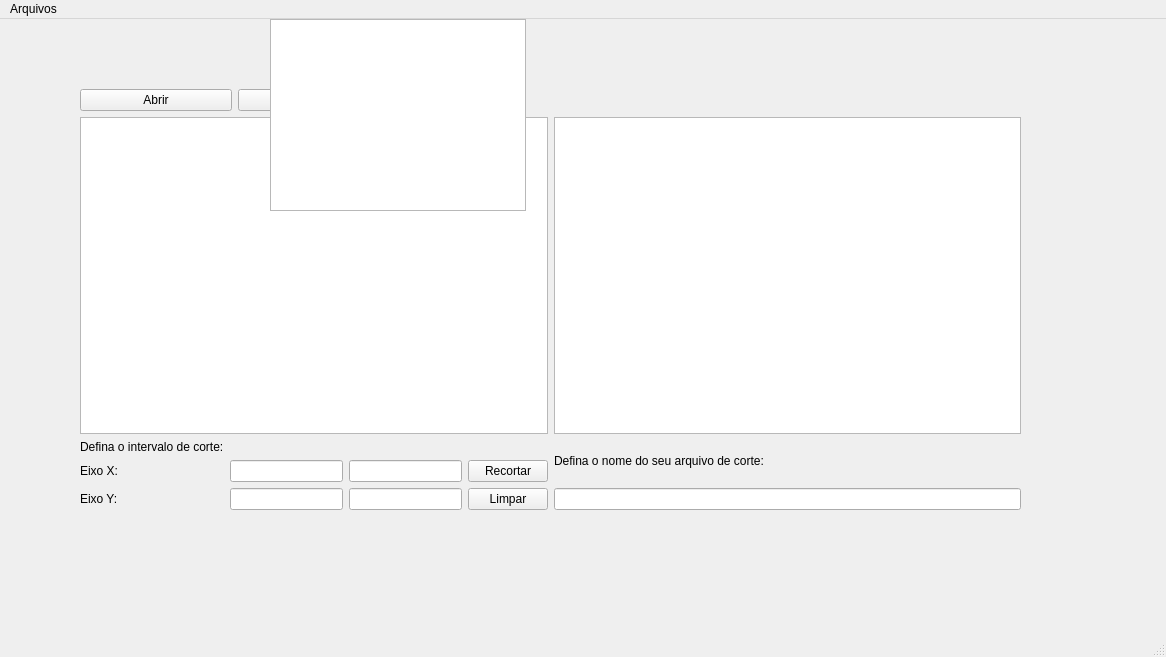
Above: betsabe/open_tif_2.ui from BetSpaguetty/Projeto-Taludes before the change. Below: the same form after it.
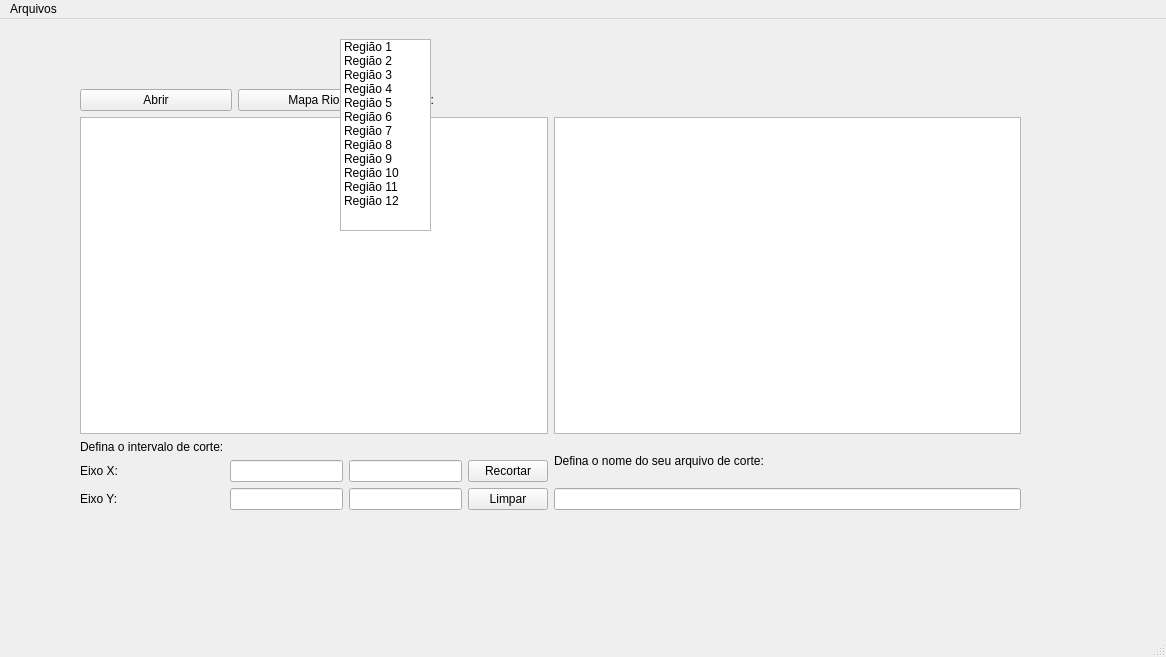
That is the form after the change.

Diff of the .ui file:
```diff
--- a/betsabe/open_tif_2.ui
+++ b/betsabe/open_tif_2.ui
@@ -138,12 +138,72 @@
    <widget class="QListWidget" name="listWidget">
     <property name="geometry">
      <rect>
-      <x>270</x>
-      <y>0</y>
-      <width>256</width>
+      <x>340</x>
+      <y>20</y>
+      <width>91</width>
       <height>192</height>
      </rect>
     </property>
+    <item>
+     <property name="text">
+      <string>Região 1</string>
+     </property>
+    </item>
+    <item>
+     <property name="text">
+      <string>Região 2</string>
+     </property>
+    </item>
+    <item>
+     <property name="text">
+      <string>Região 3</string>
+     </property>
+    </item>
+    <item>
+     <property name="text">
+      <string>Região 4</string>
+     </property>
+    </item>
+    <item>
+     <property name="text">
+      <string>Região 5</string>
+     </property>
+    </item>
+    <item>
+     <property name="text">
+      <string>Região 6</string>
+     </property>
+    </item>
+    <item>
+     <property name="text">
+      <string>Região 7</string>
+     </property>
+    </item>
+    <item>
+     <property name="text">
+      <string>Região 8</string>
+     </property>
+    </item>
+    <item>
+     <property name="text">
+      <string>Região 9</string>
+     </property>
+    </item>
+    <item>
+     <property name="text">
+      <string>Região 10</string>
+     </property>
+    </item>
+    <item>
+     <property name="text">
+      <string>Região 11</string>
+     </property>
+    </item>
+    <item>
+     <property name="text">
+      <string>Região 12</string>
+     </property>
+    </item>
    </widget>
   </widget>
   <widget class="QMenuBar" name="menubar">
```
Left out of the diff: 36 changed lines with no effect on the pictures.
